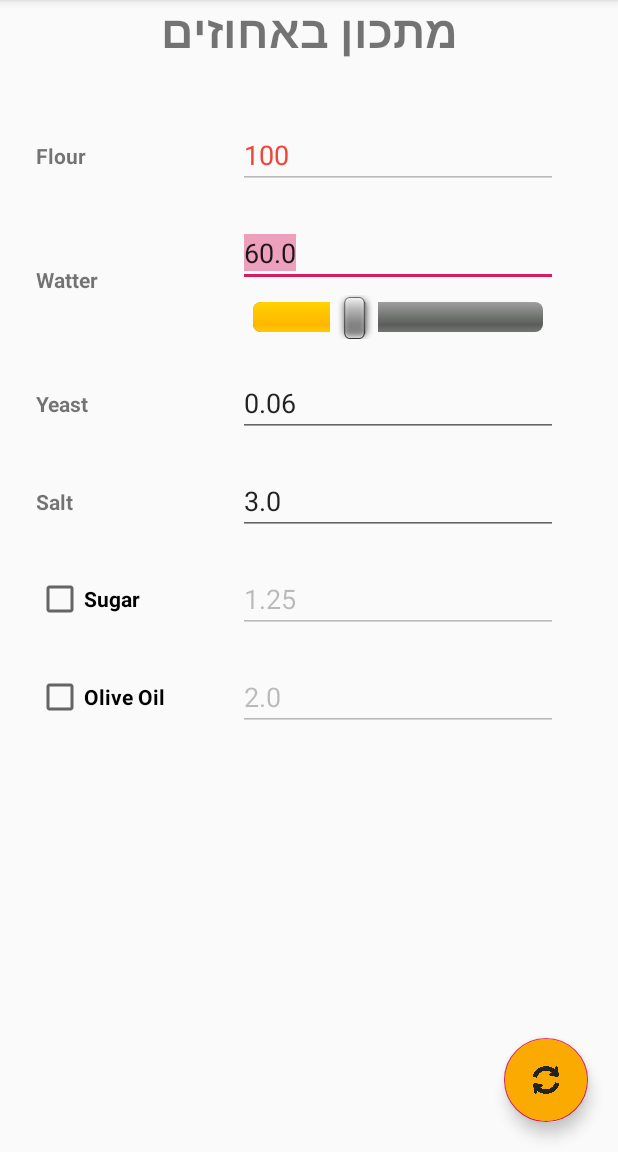
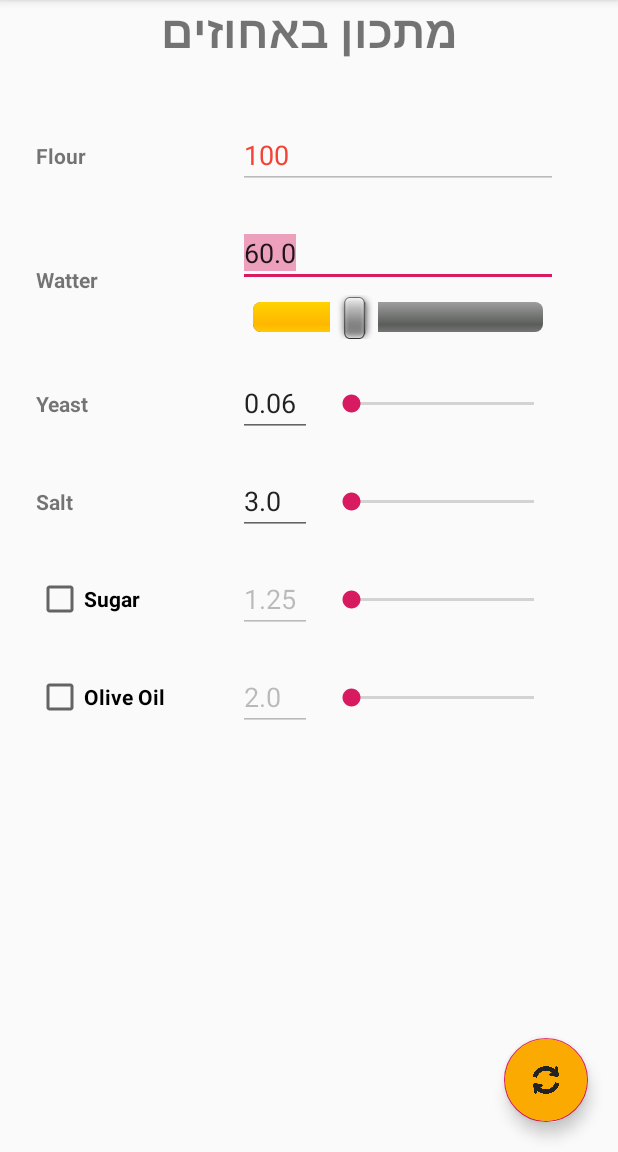
Before and after one commit to C64HexCoder/PizaCalc, an Android app: the BakersRecipe screen opened directly, with no data from a screen before it, on a phone screen of 412 x 824 dp, the part 84-1236 px from its top. Run offline under Robolectric (Android 15) with nearby library versions, the phone set to English and light mode, and no system bars.

Commit message:
added SeekBars for all the ingridients in activity_bakers_recipe.xml

```diff
--- a/app/build.gradle
+++ b/app/build.gradle
@@ -1,13 +1,13 @@
 apply plugin: 'com.android.application'
 
 android {
-    compileSdkVersion 28
+    compileSdkVersion 29
     defaultConfig {
         applicationId "com.shelly.pizzacalc"
         minSdkVersion 17
-        targetSdkVersion 28
-        versionCode 2
-        versionName "1.5"
+        targetSdkVersion 29
+        versionCode 6
+        versionName "1.8.2"
         testInstrumentationRunner "androidx.test.runner.AndroidJUnitRunner"
     }
     buildTypes {
--- a/app/src/main/res/layout/activity_bakers_recipe.xml
+++ b/app/src/main/res/layout/activity_bakers_recipe.xml
@@ -37,20 +37,19 @@
 
     <EditText
         android:id="@+id/yeastEd"
-        android:layout_width="wrap_content"
+        android:layout_width="49dp"
         android:layout_height="wrap_content"
         android:layout_marginTop="20dp"
         android:ems="10"
         android:inputType="numberDecimal"
         android:selectAllOnFocus="true"
         android:text="0.06"
-        app:layout_constraintEnd_toEndOf="@+id/watterSeekBar"
         app:layout_constraintStart_toStartOf="@+id/watterSeekBar"
         app:layout_constraintTop_toBottomOf="@+id/watterSeekBar" />
 
     <EditText
         android:id="@+id/saltEd"
-        android:layout_width="wrap_content"
+        android:layout_width="0dp"
         android:layout_height="wrap_content"
         android:layout_marginTop="20dp"
         android:ems="10"
@@ -63,7 +62,7 @@
 
     <EditText
         android:id="@+id/sugarEd"
-        android:layout_width="wrap_content"
+        android:layout_width="0dp"
         android:layout_height="wrap_content"
         android:layout_marginTop="20dp"
         android:ems="10"
@@ -78,7 +77,7 @@
 
     <EditText
         android:id="@+id/oliveOilEd"
-        android:layout_width="wrap_content"
+        android:layout_width="0dp"
         android:layout_height="wrap_content"
         android:layout_marginTop="20dp"
         android:ems="10"
@@ -199,4 +198,41 @@
         app:layout_constraintStart_toStartOf="@+id/watterEd"
         app:layout_constraintTop_toBottomOf="@+id/watterEd" />
 
+    <SeekBar
+        android:id="@+id/seekBar"
+        android:layout_width="0dp"
+        android:layout_height="wrap_content"
+        android:layout_marginStart="10dp"
+        app:layout_constraintBottom_toBottomOf="@+id/yeastEd"
+        app:layout_constraintEnd_toEndOf="@+id/watterSeekBar"
+        app:layout_constraintStart_toEndOf="@+id/yeastEd"
+        app:layout_constraintTop_toTopOf="@+id/yeastEd" />
+
+    <SeekBar
+        android:id="@+id/seekBar3"
+        android:layout_width="0dp"
+        android:layout_height="wrap_content"
+        app:layout_constraintBottom_toBottomOf="@+id/saltEd"
+        app:layout_constraintEnd_toEndOf="@+id/seekBar"
+        app:layout_constraintStart_toStartOf="@+id/seekBar"
+        app:layout_constraintTop_toTopOf="@+id/saltEd" />
+
+    <SeekBar
+        android:id="@+id/seekBar4"
+        android:layout_width="0dp"
+        android:layout_height="wrap_content"
+        app:layout_constraintBottom_toBottomOf="@+id/sugarEd"
+        app:layout_constraintEnd_toEndOf="@+id/seekBar3"
+        app:layout_constraintStart_toStartOf="@+id/seekBar3"
+        app:layout_constraintTop_toTopOf="@+id/sugarEd" />
+
+    <SeekBar
+        android:id="@+id/seekBar5"
+        android:layout_width="0dp"
+        android:layout_height="wrap_content"
+        app:layout_constraintBottom_toBottomOf="@+id/oliveOilEd"
+        app:layout_constraintEnd_toEndOf="@+id/seekBar4"
+        app:layout_constraintStart_toStartOf="@+id/seekBar4"
+        app:layout_constraintTop_toTopOf="@+id/oliveOilEd" />
+
 </androidx.constraintlayout.widget.ConstraintLayout>
```
